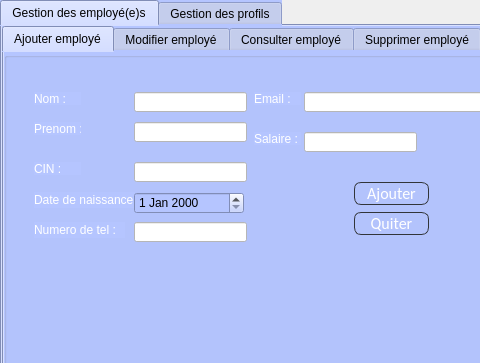
Above: gest_emp_auth.ui from ahmedmanaa21/Projet2A10_SmartCinema before the change; both pictures show x 0 to 480 and y 0 to 363 of the 721 by 363 pixel window. Below: the same form after it.
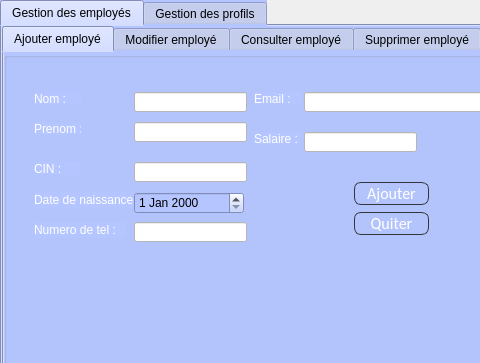
That is the form after the change. Icons and pictures are not drawn.

The edit to the form file:
```diff
--- a/gest_emp_auth.ui
+++ b/gest_emp_auth.ui
@@ -34,7 +34,7 @@
    </property>
    <widget class="QWidget" name="Tab">
     <attribute name="title">
-     <string>Gestion des employé(e)s</string>
+     <string>Gestion des employés</string>
     </attribute>
     <widget class="QTabWidget" name="tabWidget_2">
      <property name="geometry">
```
